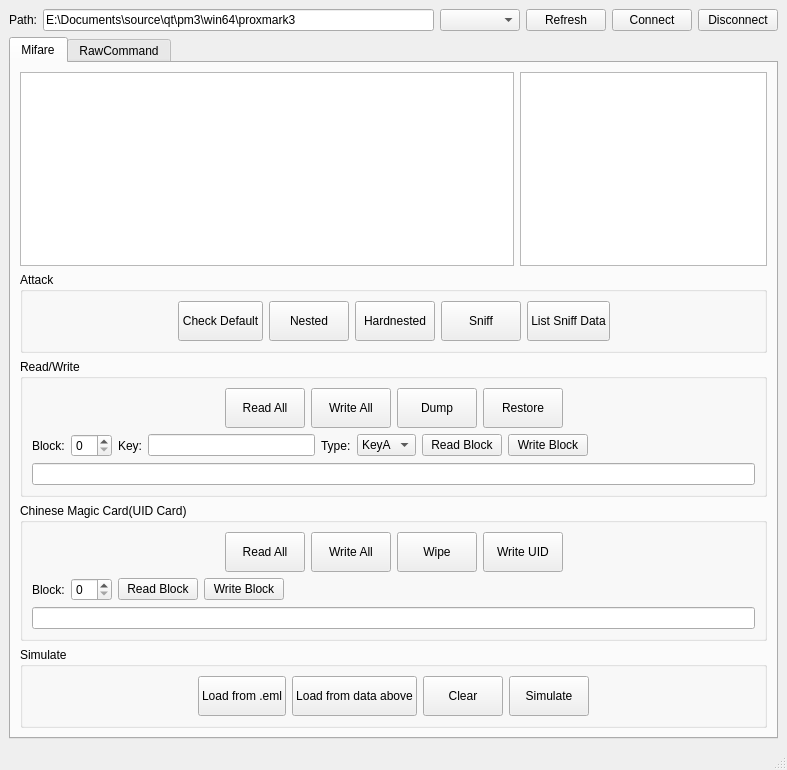
The window that mainwindow.ui (wh201906/Proxmark3GUI) describes before a commit, drawn with Qt 5.
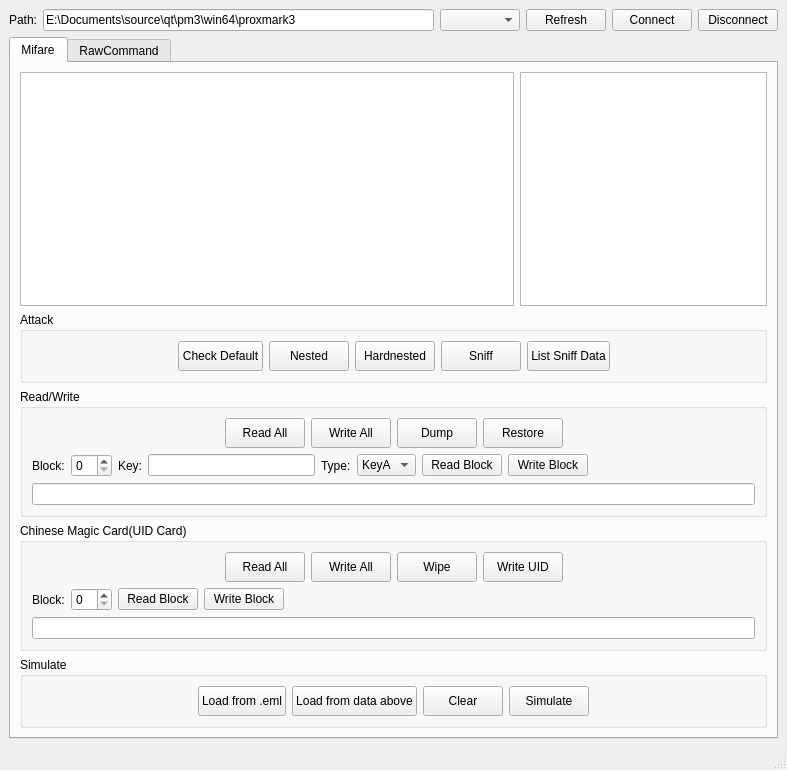
The same window after the commit.

```diff
--- a/mainwindow.ui
+++ b/mainwindow.ui
@@ -161,7 +161,7 @@
              <property name="minimumSize">
               <size>
                <width>0</width>
-               <height>40</height>
+               <height>30</height>
               </size>
              </property>
              <property name="maximumSize">
@@ -180,7 +180,7 @@
              <property name="minimumSize">
               <size>
                <width>0</width>
-               <height>40</height>
+               <height>30</height>
               </size>
              </property>
              <property name="maximumSize">
@@ -199,7 +199,7 @@
              <property name="minimumSize">
               <size>
                <width>0</width>
-               <height>40</height>
+               <height>30</height>
               </size>
              </property>
              <property name="maximumSize">
@@ -218,7 +218,7 @@
              <property name="minimumSize">
               <size>
                <width>0</width>
-               <height>40</height>
+               <height>30</height>
               </size>
              </property>
              <property name="maximumSize">
@@ -237,7 +237,7 @@
              <property name="minimumSize">
               <size>
                <width>0</width>
-               <height>40</height>
+               <height>30</height>
               </size>
              </property>
              <property name="maximumSize">
@@ -293,7 +293,7 @@
                <property name="minimumSize">
                 <size>
                  <width>0</width>
-                 <height>40</height>
+                 <height>30</height>
                 </size>
                </property>
                <property name="maximumSize">
@@ -312,7 +312,7 @@
                <property name="minimumSize">
                 <size>
                  <width>0</width>
-                 <height>40</height>
+                 <height>30</height>
                 </size>
                </property>
                <property name="maximumSize">
@@ -337,7 +337,7 @@
                <property name="minimumSize">
                 <size>
                  <width>0</width>
-                 <height>40</height>
+                 <height>30</height>
                 </size>
                </property>
                <property name="maximumSize">
@@ -362,7 +362,7 @@
                <property name="minimumSize">
                 <size>
                  <width>0</width>
-                 <height>40</height>
+                 <height>30</height>
                 </size>
                </property>
                <property name="maximumSize">
@@ -499,7 +499,7 @@
                <property name="minimumSize">
                 <size>
                  <width>0</width>
-                 <height>40</height>
+                 <height>30</height>
                 </size>
                </property>
                <property name="maximumSize">
@@ -518,7 +518,7 @@
                <property name="minimumSize">
                 <size>
                  <width>0</width>
-                 <height>40</height>
+                 <height>30</height>
                 </size>
                </property>
                <property name="maximumSize">
@@ -543,7 +543,7 @@
                <property name="minimumSize">
                 <size>
                  <width>0</width>
-                 <height>40</height>
+                 <height>30</height>
                 </size>
                </property>
                <property name="maximumSize">
@@ -568,7 +568,7 @@
                <property name="minimumSize">
                 <size>
                  <width>0</width>
-                 <height>40</height>
+                 <height>30</height>
                 </size>
                </property>
                <property name="maximumSize">
@@ -678,7 +678,7 @@
              <property name="minimumSize">
               <size>
                <width>0</width>
-               <height>40</height>
+               <height>30</height>
               </size>
              </property>
              <property name="maximumSize">
@@ -697,7 +697,7 @@
              <property name="minimumSize">
               <size>
                <width>0</width>
-               <height>40</height>
+               <height>30</height>
               </size>
              </property>
              <property name="maximumSize">
@@ -716,7 +716,7 @@
              <property name="minimumSize">
               <size>
                <width>0</width>
-               <height>40</height>
+               <height>30</height>
               </size>
              </property>
              <property name="maximumSize">
@@ -735,7 +735,7 @@
              <property name="minimumSize">
               <size>
                <width>0</width>
-               <height>40</height>
+               <height>30</height>
               </size>
              </property>
              <property name="maximumSize">
```
